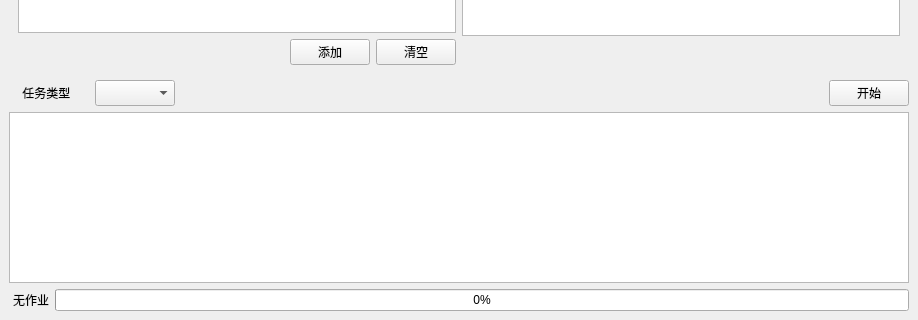
First picture: the form in ui/designer/MainWindow.ui, repository BrilliantBirch/SmartAnnotator, before the edit; both pictures show x 0 to 918 and y 358 to 678 of the 918 by 678 pixel window.
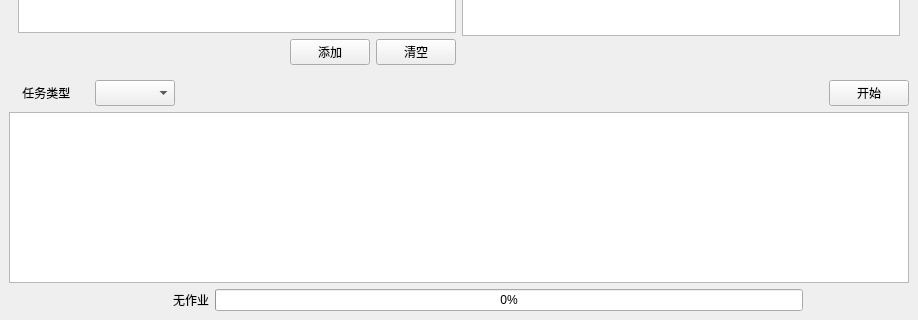
Second picture: the form after the edit.

```diff
--- a/ui/designer/MainWindow.ui
+++ b/ui/designer/MainWindow.ui
@@ -643,13 +643,13 @@
         </property>
         <property name="minimumSize">
          <size>
-          <width>20</width>
+          <width>80</width>
           <height>0</height>
          </size>
         </property>
         <property name="maximumSize">
          <size>
-          <width>40</width>
+          <width>200</width>
           <height>16777215</height>
          </size>
         </property>
@@ -674,6 +674,19 @@
         </property>
        </widget>
       </item>
+      <item>
+       <widget class="QLabel" name="label_10">
+        <property name="minimumSize">
+         <size>
+          <width>100</width>
+          <height>0</height>
+         </size>
+        </property>
+        <property name="text">
+         <string/>
+        </property>
+       </widget>
+      </item>
      </layout>
     </item>
    </layout>
```
